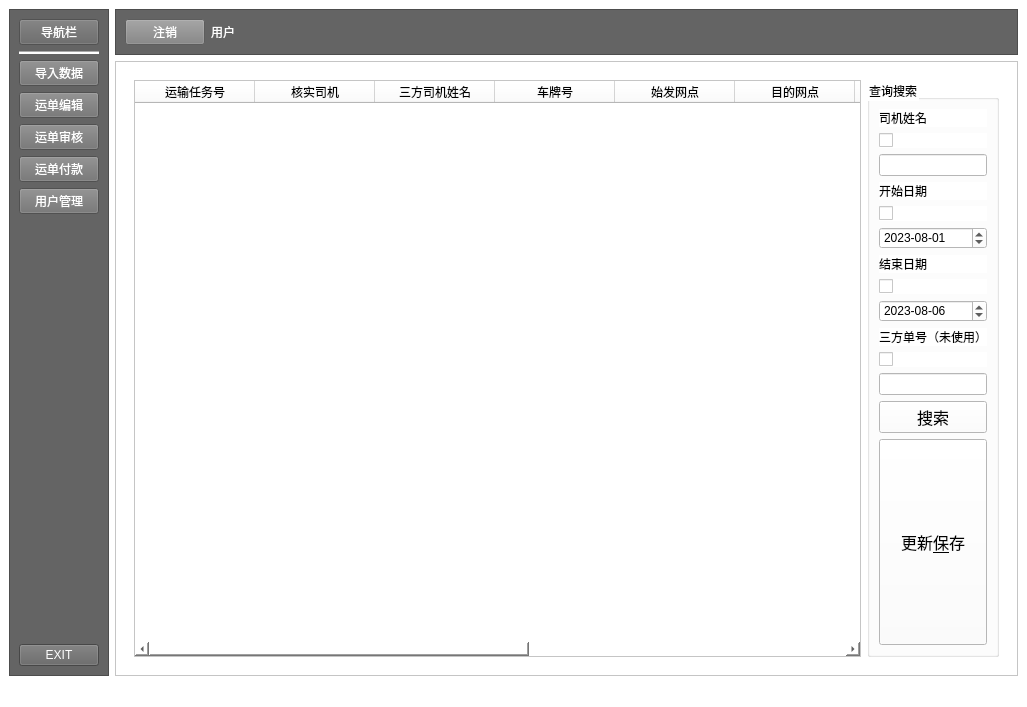
The window that 物流/ui/mainwindow.ui (cnfengwei/wuliu) describes before a commit, drawn with Qt 5.
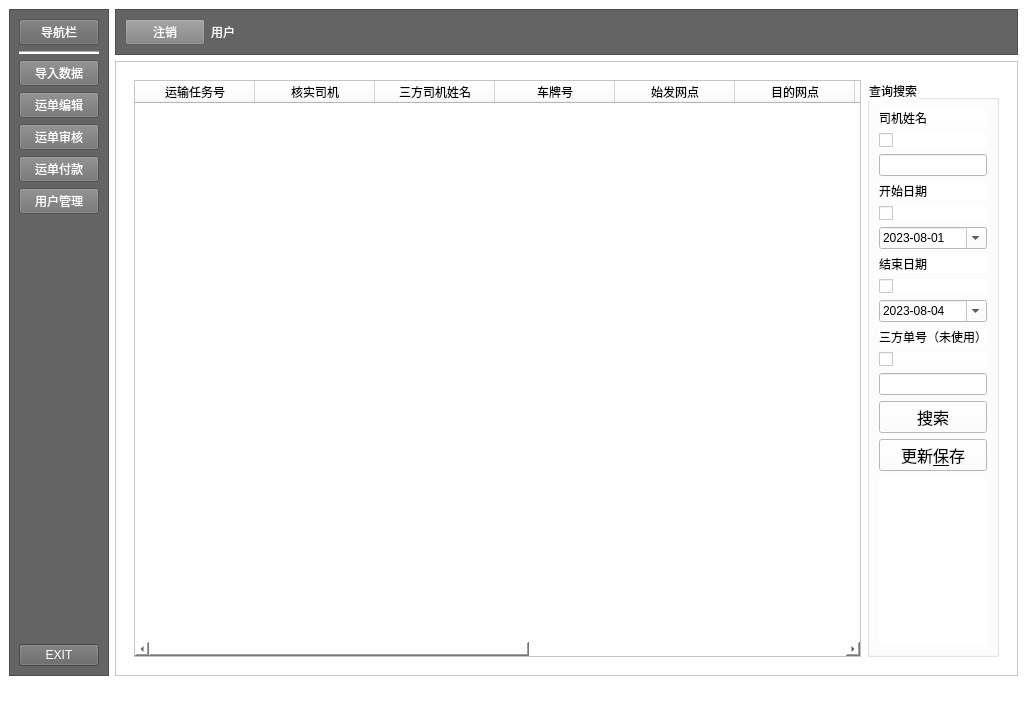
The same window after the commit. The open tabs and pages were chosen to show the change. Icons and pictures are not drawn.

Diff of the .ui file:
```diff
--- a/物流/ui/mainwindow.ui
+++ b/物流/ui/mainwindow.ui
@@ -547,7 +547,7 @@
                  <string>yyyy-MM-dd</string>
                 </property>
                 <property name="calendarPopup">
-                 <bool>false</bool>
+                 <bool>true</bool>
                 </property>
                 <property name="date">
                  <date>
@@ -581,7 +581,7 @@
                   <second>0</second>
                   <year>2023</year>
                   <month>8</month>
-                  <day>6</day>
+                  <day>4</day>
                  </datetime>
                 </property>
                 <property name="minimumDate">
@@ -597,6 +597,9 @@
                 <property name="displayFormat">
                  <string>yyyy-MM-dd</string>
                 </property>
+                <property name="calendarPopup">
+                 <bool>true</bool>
+                </property>
                 <property name="timeSpec">
                  <enum>Qt::UTC</enum>
                 </property>
@@ -642,7 +645,7 @@
                 <item>
                  <widget class="QPushButton" name="btn_bill_update">
                   <property name="sizePolicy">
-                   <sizepolicy hsizetype="Minimum" vsizetype="MinimumExpanding">
+                   <sizepolicy hsizetype="Minimum" vsizetype="Fixed">
                     <horstretch>0</horstretch>
                     <verstretch>0</verstretch>
                    </sizepolicy>
@@ -659,6 +662,19 @@
                 </item>
                </layout>
               </item>
+              <item>
+               <widget class="QLabel" name="label_2">
+                <property name="sizePolicy">
+                 <sizepolicy hsizetype="Preferred" vsizetype="Expanding">
+                  <horstretch>0</horstretch>
+                  <verstretch>0</verstretch>
+                 </sizepolicy>
+                </property>
+                <property name="text">
+                 <string/>
+                </property>
+               </widget>
+              </item>
              </layout>
              <zorder>cb_drivename</zorder>
              <zorder>label_3</zorder>
```
Left out of the diff: 58 changed lines with no effect on the pictures.
